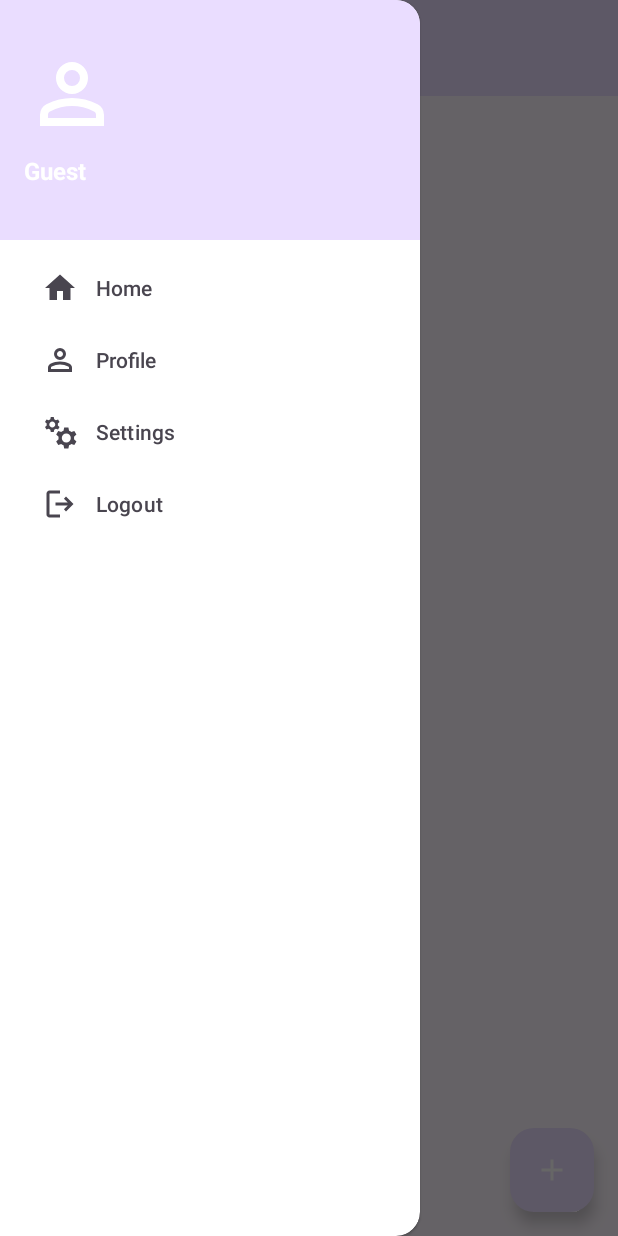
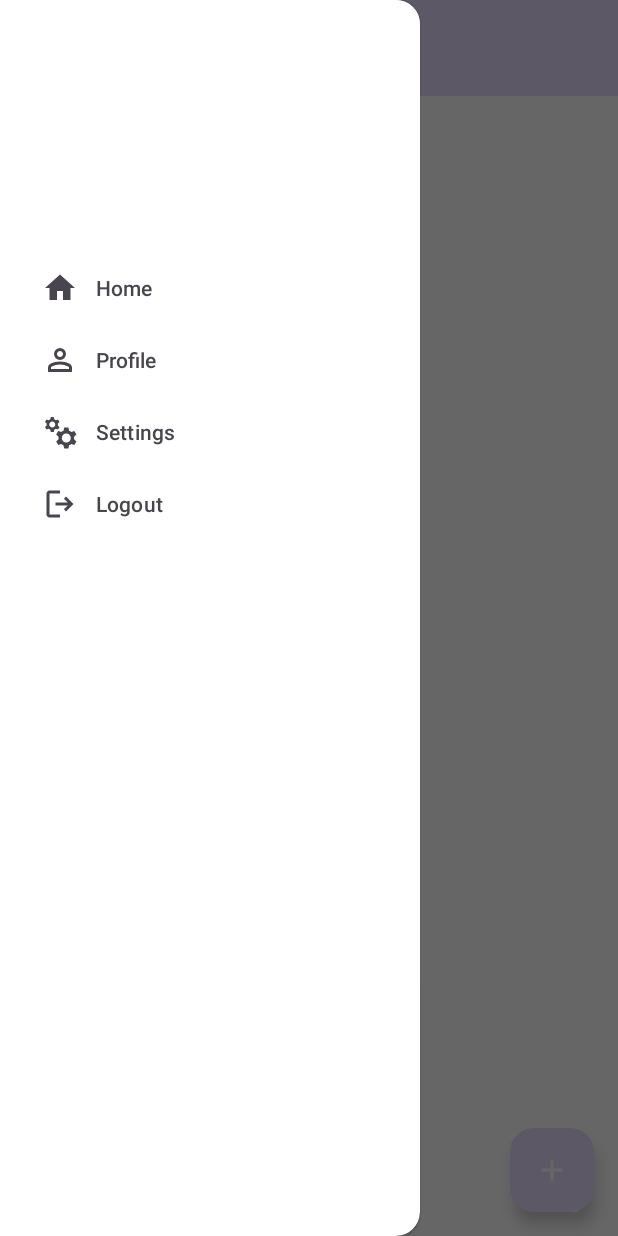
Before and after one commit to koraish3438/EmployeeManager, an Android app: the EmployeeListActivity screen opened directly, with no data from a screen before it, with the side drawer open, on a phone screen of 412 x 824 dp. Run offline under Robolectric (Android 15) with nearby library versions, the phone set to English and light mode, and no system bars; our stand-ins replace Room's generated code.

Commit message:
12th commit

```diff
--- a/app/src/main/java/com/example/employeemanagementapp/ui/EmployeeListActivity.kt
+++ b/app/src/main/java/com/example/employeemanagementapp/ui/EmployeeListActivity.kt
@@ -75,7 +75,8 @@ class EmployeeListActivity : AppCompatActivity() {
 
         // Floating action button
         binding.fabAdd.setOnClickListener {
-            startActivity(Intent(this, AddEditEmployeeActivity::class.java))
+            val intent = Intent(this, AddEditEmployeeActivity::class.java)
+            startActivity(intent)
         }
 
         // Observe StateFlow
--- a/app/src/main/res/layout/activity_add_edit_employee.xml
+++ b/app/src/main/res/layout/activity_add_edit_employee.xml
@@ -4,6 +4,7 @@
     xmlns:app="http://schemas.android.com/apk/res-auto"
     android:layout_width="match_parent"
     android:layout_height="match_parent"
+    android:id="@+id/main"
     android:padding="16dp">
 
     <androidx.constraintlayout.widget.ConstraintLayout
--- a/app/src/main/res/layout/activity_employee_list.xml
+++ b/app/src/main/res/layout/activity_employee_list.xml
@@ -22,6 +22,7 @@
             android:title="@string/app_name"
             android:titleTextColor="@color/white"
             app:navigationIcon="@drawable/baseline_menu_24"
+            app:navigationIconTint="@color/white"
             app:menu="@menu/nav_menu" />
 
         <!-- RecyclerView -->
@@ -31,6 +32,7 @@
             android:layout_height="match_parent"
             android:layout_marginTop="?attr/actionBarSize"
             android:padding="12dp"
+            android:background="@color/white"
             android:clipToPadding="false"
             app:layout_behavior="@string/appbar_scrolling_view_behavior"
             app:layout_constraintTop_toBottomOf="@id/topAppBar"
--- a/app/src/main/res/layout/nav_header.xml
+++ b/app/src/main/res/layout/nav_header.xml
@@ -3,7 +3,7 @@
     xmlns:android="http://schemas.android.com/apk/res/android"
     android:layout_width="match_parent"
     android:layout_height="160dp"
-    android:background="?attr/colorPrimaryContainer"
+    android:background="#fff"
     android:orientation="vertical"
     android:gravity="bottom"
     android:padding="16dp">
```
